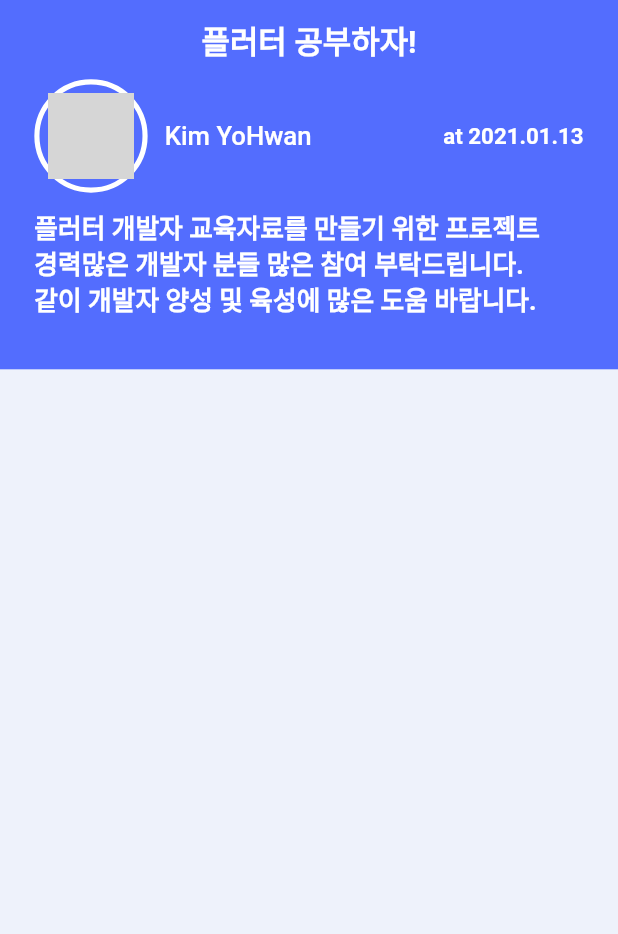
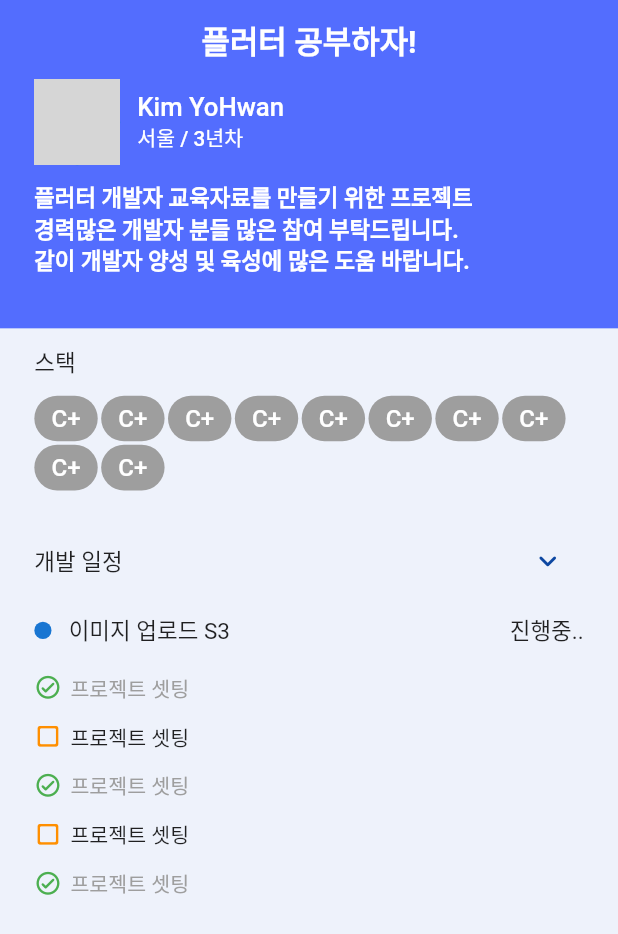
Before and after one commit to Timebear000/Flutter-Chat-Study, a Flutter app: the ProjectScreen screen opened by its route, after a tap on "자바스크립트 교육프로젝트 및 플러터 교육방 cpzmcmlmcalmclew", on a phone screen of 412 x 824 dp. Shown: the top 934 px of the screen. Run offline on Flutter 3.47's test engine with Material 2 defaults, Android fonts, the light colour scheme and no system bars; our stand-ins replace curved_navigation_bar, flutter_screenutil, get, smooth_page_indicator; network calls fail; grey boxes are pictures that could not be loaded.

Commit message:
* add ProjectDetail

```diff
--- a/lib/screen/Project/view/ProjectDetail.dart
+++ b/lib/screen/Project/view/ProjectDetail.dart
@@ -1,3 +1,4 @@
+import 'package:devsload/components/widget/skill.dart';
 import 'package:devsload/styles/Colors.dart';
 import 'package:flutter/material.dart';
 import 'package:flutter_screenutil/flutter_screenutil.dart';
@@ -12,7 +13,6 @@ class ProjectDetailScreen extends StatelessWidget {
         width: double.infinity,
         height: double.infinity,
         padding: EdgeInsets.only(bottom: 15.w),
-        child: SingleChildScrollView(
         child: Column(
           crossAxisAlignment: CrossAxisAlignment.start,
           mainAxisAlignment: MainAxisAlignment.start,
@@ -43,23 +43,16 @@ class ProjectDetailScreen extends StatelessWidget {
                     padding: EdgeInsets.symmetric(horizontal: 20.w),
                     child: Row(
                       children: [
-                          Container(
-                            padding: EdgeInsets.all(5.w),
-                            decoration: BoxDecoration(
-                              border: Border.all(
-                                width: 3.w,
-                                color: Colors.white,
-                              ),
-                              shape: BoxShape.circle,
-                            ),
-                            child: CircleAvatar(
+                        CircleAvatar(
                           radius: 25.w,
                           backgroundImage: NetworkImage(
                             "https://images.unsplash.com/photo-1603575448878-868a20723f5d?ixlib=rb-1.2.1&ixid=MnwxMjA3fDB8MHxwaG90by1wYWdlfHx8fGVufDB8fHx8&auto=format&fit=crop&w=1740&q=80",
                           ),
                         ),
-                          ),
                         SizedBox(width: 10.w),
+                        Column(
+                          crossAxisAlignment: CrossAxisAlignment.start,
+                          children: [
                             Text(
                               'Kim YoHwan',
                               style: TextStyle(
@@ -68,14 +61,16 @@ class ProjectDetailScreen extends StatelessWidget {
                                 fontWeight: FontWeight.w500,
                               ),
                             ),
-                          Expanded(child: Container()),
+                            //      Expanded(child: Container()),
                             Text(
-                            'at 2021.01.13',
+                              '서울 / 3년차',
                               style: TextStyle(
                                 color: Colors.white,
-                              fontSize: 13.sp,
-                              fontWeight: FontWeight.bold,
+                                fontSize: 12.sp,
+                                fontWeight: FontWeight.w500,
                               ),
+                            ),
+                          ],
                         ),
                       ],
                     ),
@@ -87,7 +82,7 @@ class ProjectDetailScreen extends StatelessWidget {
                       '플러터 개발자 교육자료를 만들기 위한 프로젝트\n경력많은 개발자 분들 많은 참여 부탁드립니다.\n같이 개발자 양성 및 육성에 많은 도움 바랍니다.',
                       style: TextStyle(
                         color: Colors.white,
-                          fontSize: 15.sp,
+                        fontSize: 13.sp,
                         fontWeight: FontWeight.w600,
                         height: 1.4,
                       ),
@@ -97,10 +92,108 @@ class ProjectDetailScreen extends StatelessWidget {
                 ],
               ),
             ),
+            Expanded(
+              child: ListView(
+                padding: EdgeInsets.symmetric(horizontal: 20.w),
+                children: [
+                  SizedBox(height: 10.w),
+                  Text('스택'),
+                  SizedBox(height: 10.w),
+                  Wrap(
+                    spacing: 2.w,
+                    runSpacing: 2.w,
+                    children: [
+                      ...List.generate(
+                        10,
+                        (index) => Skill(skill: 'C+'),
+                      )
                     ],
                   ),
+                  SizedBox(height: 20.w),
+                  Row(
+                    mainAxisAlignment: MainAxisAlignment.spaceBetween,
+                    children: [
+                      Text('개발 일정'),
+                      IconButton(
+                        onPressed: () {},
+                        icon: Icon(Icons.keyboard_arrow_down_rounded,
+                            color: Colors.blue[900]),
+                      )
+                    ],
+                  ),
+                  SizedBox(height: 10.w),
+                  Row(
+                    children: [
+                      CircleAvatar(
+                        radius: 5.w,
+                      ),
+                      SizedBox(width: 10.w),
+                      Text('이미지 업로드 S3 '),
+                      Expanded(child: Container()),
+                      Text('진행중..'),
+                    ],
+                  ),
+                  SizedBox(height: 10.w),
+                  ...List.generate(
+                      5,
+                      (index) => _todoItem(
+                          success: index % 2 == 0, todo: '프로젝트 셋팅')).toList(),
+                ],
+              ),
+            ),
+          ],
         ),
       ),
     );
   }
+
+  Container _todoItem(
+      {required bool success, required String todo, String? time}) {
+    return Container(
+      margin: EdgeInsets.symmetric(vertical: 5.w),
+      child: Column(
+        crossAxisAlignment: CrossAxisAlignment.start,
+        mainAxisAlignment: MainAxisAlignment.start,
+        mainAxisSize: MainAxisSize.min,
+        children: [
+          Row(
+            children: [
+              success
+                  ? Icon(
+                      Icons.check_circle_outline_rounded,
+                      color: Colors.green,
+                      size: 16.w,
+                    )
+                  : Icon(
+                      Icons.check_box_outline_blank_rounded,
+                      color: Colors.amber[800],
+                      size: 16.w,
+                    ),
+              SizedBox(width: 5.w),
+              Text(
+                todo,
+                style: TextStyle(
+                  color: success ? Colors.grey[500] : Colors.black87,
+                  fontSize: 12.sp,
+                ),
+              ),
+            ],
+          ),
+          SizedBox(height: 1.w),
+          time != null
+              ? Row(
+                  children: [
+                    SizedBox(width: 21.w),
+                    Text(time,
+                        style: TextStyle(
+                          color: Colors.grey,
+                          fontSize: 8.sp,
+                        )),
+                  ],
+                )
+              : Container(),
+        ],
+      ),
+    );
   }
+}
--- a/lib/screen/Project/view/ProjectScreen.dart
+++ b/lib/screen/Project/view/ProjectScreen.dart
@@ -34,7 +34,7 @@ class ProjectScreen extends StatelessWidget {
                       child: Container(
                         decoration: BoxDecoration(
                           borderRadius: BorderRadius.circular(10.w),
-                          color: Colors.blue[100],
+                          color: Colors.white,
                           boxShadow: [
                             BoxShadow(
                               color: Colors.grey.withOpacity(0.2),
```
Lines whose indentation alone changed are shown as unchanged.
